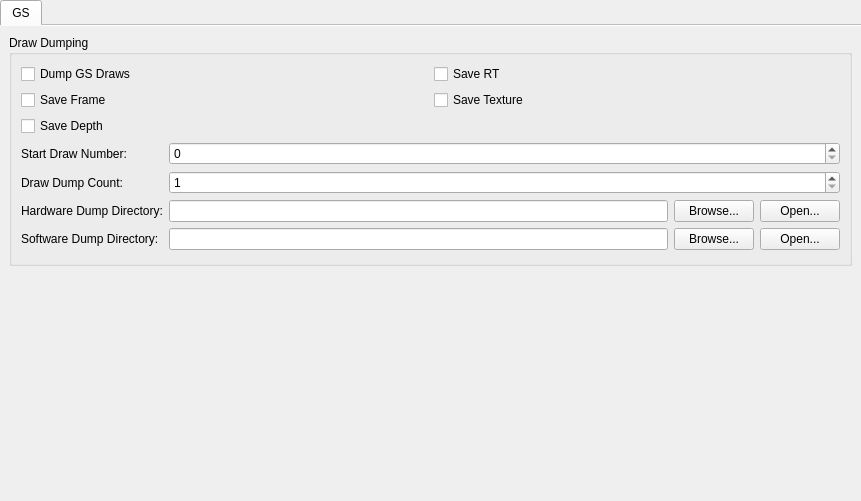
Old version of the form pcsx2-qt/Settings/DebugSettingsWidget.ui in the repository PCSX2/pcsx2.
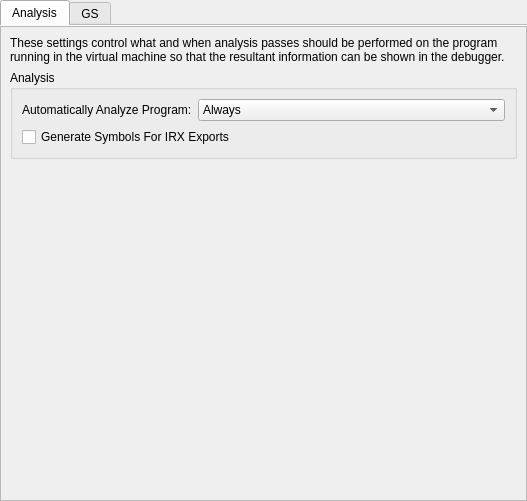
New version of the form.

Commit message: Debugger: Add settings to control the analysis passes

```diff
--- a/pcsx2-qt/Settings/DebugSettingsWidget.ui
+++ b/pcsx2-qt/Settings/DebugSettingsWidget.ui
@@ -6,7 +6,7 @@
    <rect>
     <x>0</x>
     <y>0</y>
-    <width>861</width>
+    <width>527</width>
     <height>501</height>
    </rect>
   </property>
@@ -31,6 +31,122 @@
      <property name="documentMode">
       <bool>true</bool>
      </property>
+     <widget class="QWidget" name="analysisTabWidget">
+      <attribute name="title">
+       <string>Analysis</string>
+      </attribute>
+      <layout class="QVBoxLayout" name="verticalLayout_3">
+       <property name="leftMargin">
+        <number>0</number>
+       </property>
+       <property name="topMargin">
+        <number>0</number>
+       </property>
+       <property name="rightMargin">
+        <number>0</number>
+       </property>
+       <property name="bottomMargin">
+        <number>0</number>
+       </property>
+       <item>
+        <widget class="QScrollArea" name="analysisScrollArea">
+         <property name="widgetResizable">
+          <bool>true</bool>
+         </property>
+         <widget class="QWidget" name="analysisScrollAreaContents">
+          <property name="geometry">
+           <rect>
+            <x>0</x>
+            <y>0</y>
+            <width>523</width>
+            <height>464</height>
+           </rect>
+          </property>
+          <layout class="QVBoxLayout" name="verticalLayout_4">
+           <item>
+            <widget class="QLabel" name="analysisLabel">
+             <property name="sizePolicy">
+              <sizepolicy hsizetype="Preferred" vsizetype="Fixed">
+               <horstretch>0</horstretch>
+               <verstretch>0</verstretch>
+              </sizepolicy>
+             </property>
+             <property name="text">
+              <string>These settings control what and when analysis passes should be performed on the program running in the virtual machine so that the resultant information can be shown in the debugger.</string>
+             </property>
+             <property name="wordWrap">
+              <bool>true</bool>
+             </property>
+            </widget>
+           </item>
+           <item>
+            <widget class="QGroupBox" name="analysisGroupBox">
+             <property name="sizePolicy">
+              <sizepolicy hsizetype="Preferred" vsizetype="Fixed">
+               <horstretch>0</horstretch>
+               <verstretch>0</verstretch>
+              </sizepolicy>
+             </property>
+             <property name="title">
+              <string>Analysis</string>
+             </property>
+             <layout class="QVBoxLayout" name="verticalLayout_5">
+              <item>
+               <layout class="QFormLayout" name="analysisForm">
+                <item row="0" column="0">
+                 <widget class="QLabel" name="analysisConditionLabel">
+                  <property name="text">
+                   <string>Automatically Analyze Program:</string>
+                  </property>
+                 </widget>
+                </item>
+                <item row="0" column="1">
+                 <widget class="QComboBox" name="analysisCondition">
+                  <item>
+                   <property name="text">
+                    <string>Always</string>
+                   </property>
+                  </item>
+                  <item>
+                   <property name="text">
+                    <string>If Debugger Is Open</string>
+                   </property>
+                  </item>
+                  <item>
+                   <property name="text">
+                    <string>Never</string>
+                   </property>
+                  </item>
+                 </widget>
+                </item>
+               </layout>
+              </item>
+              <item>
+               <widget class="QCheckBox" name="generateSymbolsForIRXExportTables">
+                <property name="text">
+                 <string>Generate Symbols For IRX Exports</string>
+                </property>
+               </widget>
+              </item>
+             </layout>
+            </widget>
+           </item>
+           <item>
+            <widget class="QWidget" name="analysisSettings" native="true">
+             <property name="sizePolicy">
+              <sizepolicy hsizetype="Preferred" vsizetype="Expanding">
+               <horstretch>0</horstretch>
+               <verstretch>0</verstretch>
+              </sizepolicy>
+             </property>
+            </widget>
+           </item>
+          </layout>
+         </widget>
+        </widget>
+       </item>
+      </layout>
+     </widget>
      <widget class="QWidget" name="gsTabWidget">
       <attribute name="title">
        <string>GS</string>
@@ -175,19 +291,6 @@
      </widget>
     </widget>
    </item>
-   <item>
-    <spacer name="verticalSpacer">
-     <property name="orientation">
-      <enum>Qt::Vertical</enum>
-     </property>
-     <property name="sizeHint" stdset="0">
-      <size>
-       <width>40</width>
-       <height>60</height>
-      </size>
-     </property>
-    </spacer>
-   </item>
   </layout>
  </widget>
  <resources/>
```
Left out of the diff: 4 changed lines with no effect on the pictures. The commit also changes 27 other files.
